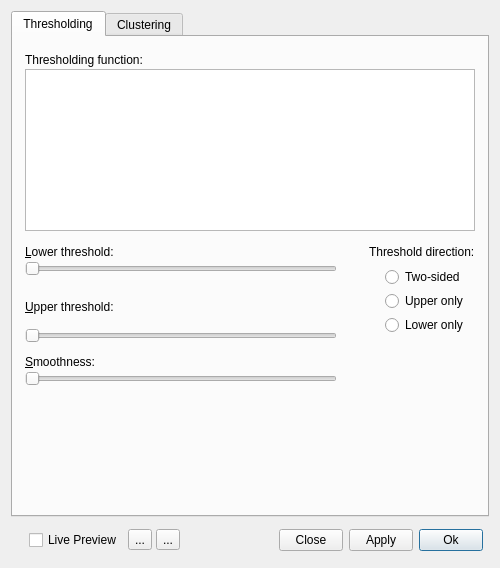
pyushkevich/itksnap, file GUI/Qt/Windows/SpeedImageDialog.ui: the form before one commit.
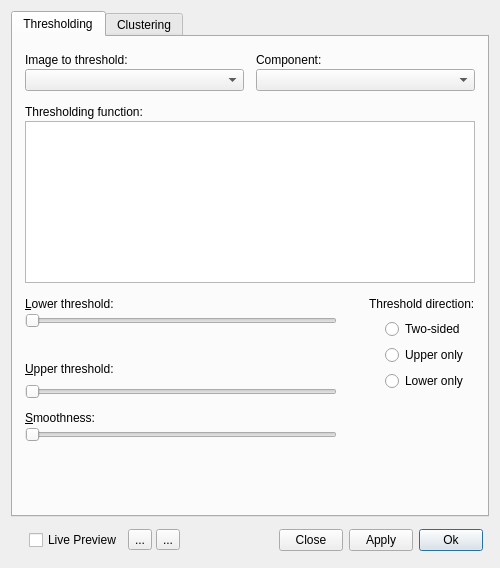
The form after the commit. The open tabs and pages were chosen to show the change. Icons and pictures are not drawn. Custom widgets are drawn as their Qt base class.

Commit message: Configured threshold mode to select a component from the available ones

Patch:
```diff
--- a/GUI/Qt/Windows/SpeedImageDialog.ui
+++ b/GUI/Qt/Windows/SpeedImageDialog.ui
@@ -60,126 +60,7 @@
            <property name="verticalSpacing">
             <number>2</number>
            </property>
-           <item row="4" column="0">
-            <widget class="QLabel" name="label">
-             <property name="text">
-              <string>&amp;Lower threshold:</string>
-             </property>
-             <property name="buddy">
-              <cstring>inLowerThreshold</cstring>
-             </property>
-            </widget>
-           </item>
-           <item row="5" column="0">
-            <widget class="QDoubleSliderWithEditor" name="inLowerThreshold">
-             <property name="orientation">
-              <enum>Qt::Horizontal</enum>
-             </property>
-            </widget>
-           </item>
-           <item row="7" column="0">
-            <widget class="QLabel" name="label_2">
-             <property name="text">
-              <string>&amp;Upper threshold:</string>
-             </property>
-             <property name="buddy">
-              <cstring>inUpperThreshold</cstring>
-             </property>
-            </widget>
-           </item>
-           <item row="8" column="0">
-            <widget class="QDoubleSliderWithEditor" name="inUpperThreshold">
-             <property name="orientation">
-              <enum>Qt::Horizontal</enum>
-             </property>
-            </widget>
-           </item>
-           <item row="11" column="0">
-            <widget class="QLabel" name="label_3">
-             <property name="text">
-              <string>&amp;Smoothness:</string>
-             </property>
-             <property name="buddy">
-              <cstring>inThresholdSmoothness</cstring>
-             </property>
-            </widget>
-           </item>
-           <item row="12" column="0">
-            <widget class="QDoubleSliderWithEditor" name="inThresholdSmoothness">
-             <property name="orientation">
-              <enum>Qt::Horizontal</enum>
-             </property>
-            </widget>
-           </item>
-           <item row="3" column="0" colspan="2">
-            <spacer name="verticalSpacer_2">
-             <property name="orientation">
-              <enum>Qt::Vertical</enum>
-             </property>
-             <property name="sizeType">
-              <enum>QSizePolicy::Fixed</enum>
-             </property>
-             <property name="sizeHint" stdset="0">
-              <size>
-               <width>20</width>
-               <height>12</height>
-              </size>
-             </property>
-            </spacer>
-           </item>
-           <item row="4" column="1">
-            <widget class="QLabel" name="label_4">
-             <property name="text">
-              <string>Threshold direction:</string>
-             </property>
-            </widget>
-           </item>
-           <item row="6" column="0">
-            <spacer name="verticalSpacer_4">
-             <property name="orientation">
-              <enum>Qt::Vertical</enum>
-             </property>
-             <property name="sizeType">
-              <enum>QSizePolicy::Fixed</enum>
-             </property>
-             <property name="sizeHint" stdset="0">
-              <size>
-               <width>20</width>
-               <height>10</height>
-              </size>
-             </property>
-            </spacer>
-           </item>
-           <item row="9" column="0" colspan="2">
-            <spacer name="verticalSpacer_5">
-             <property name="orientation">
-              <enum>Qt::Vertical</enum>
-             </property>
-             <property name="sizeType">
-              <enum>QSizePolicy::Fixed</enum>
-             </property>
-             <property name="sizeHint" stdset="0">
-              <size>
-               <width>20</width>
-               <height>10</height>
-              </size>
-             </property>
-            </spacer>
-           </item>
-           <item row="13" column="0" colspan="2">
-            <spacer name="verticalSpacer">
-             <property name="orientation">
-              <enum>Qt::Vertical</enum>
-             </property>
-             <property name="sizeHint" stdset="0">
-              <size>
-               <width>20</width>
-               <height>0</height>
-              </size>
-             </property>
-            </spacer>
-           </item>
-           <item row="2" column="0" colspan="2">
+           <item row="4" column="0" colspan="2">
             <widget class="QFrame" name="frame">
              <property name="frameShape">
               <enum>QFrame::StyledPanel</enum>
@@ -213,7 +94,7 @@
              </layout>
             </widget>
            </item>
-           <item row="1" column="0">
+           <item row="3" column="0">
             <widget class="QLabel" name="label_5">
              <property name="text">
               <string>Thresholding function:</string>
@@ -223,11 +104,11 @@
              </property>
             </widget>
            </item>
-           <item row="5" column="1" rowspan="4">
+           <item row="7" column="1" rowspan="4">
             <widget class="QWidget" name="grpThresholdMode" native="true">
              <layout class="QVBoxLayout" name="verticalLayout_2">
               <property name="spacing">
-               <number>4</number>
+               <number>6</number>
               </property>
               <property name="leftMargin">
                <number>16</number>
@@ -281,6 +162,176 @@
              </property>
             </spacer>
            </item>
+           <item row="6" column="0">
+            <widget class="QLabel" name="label">
+             <property name="text">
+              <string>&amp;Lower threshold:</string>
+             </property>
+             <property name="buddy">
+              <cstring>inLowerThreshold</cstring>
+             </property>
+            </widget>
+           </item>
+           <item row="7" column="0">
+            <widget class="QDoubleSliderWithEditor" name="inLowerThreshold">
+             <property name="orientation">
+              <enum>Qt::Horizontal</enum>
+             </property>
+            </widget>
+           </item>
+           <item row="15" column="0" colspan="2">
+            <spacer name="verticalSpacer">
+             <property name="orientation">
+              <enum>Qt::Vertical</enum>
+             </property>
+             <property name="sizeHint" stdset="0">
+              <size>
+               <width>20</width>
+               <height>0</height>
+              </size>
+             </property>
+            </spacer>
+           </item>
+           <item row="9" column="0">
+            <widget class="QLabel" name="label_2">
+             <property name="text">
+              <string>&amp;Upper threshold:</string>
+             </property>
+             <property name="buddy">
+              <cstring>inUpperThreshold</cstring>
+             </property>
+            </widget>
+           </item>
+           <item row="10" column="0">
+            <widget class="QDoubleSliderWithEditor" name="inUpperThreshold">
+             <property name="orientation">
+              <enum>Qt::Horizontal</enum>
+             </property>
+            </widget>
+           </item>
+           <item row="13" column="0">
+            <widget class="QLabel" name="label_3">
+             <property name="text">
+              <string>&amp;Smoothness:</string>
+             </property>
+             <property name="buddy">
+              <cstring>inThresholdSmoothness</cstring>
+             </property>
+            </widget>
+           </item>
+           <item row="14" column="0">
+            <widget class="QDoubleSliderWithEditor" name="inThresholdSmoothness">
+             <property name="orientation">
+              <enum>Qt::Horizontal</enum>
+             </property>
+            </widget>
+           </item>
+           <item row="5" column="0" colspan="2">
+            <spacer name="verticalSpacer_2">
+             <property name="orientation">
+              <enum>Qt::Vertical</enum>
+             </property>
+             <property name="sizeType">
+              <enum>QSizePolicy::Fixed</enum>
+             </property>
+             <property name="sizeHint" stdset="0">
+              <size>
+               <width>20</width>
+               <height>12</height>
+              </size>
+             </property>
+            </spacer>
+           </item>
+           <item row="6" column="1">
+            <widget class="QLabel" name="label_4">
+             <property name="text">
+              <string>Threshold direction:</string>
+             </property>
+            </widget>
+           </item>
+           <item row="8" column="0">
+            <spacer name="verticalSpacer_4">
+             <property name="orientation">
+              <enum>Qt::Vertical</enum>
+             </property>
+             <property name="sizeType">
+              <enum>QSizePolicy::Fixed</enum>
+             </property>
+             <property name="sizeHint" stdset="0">
+              <size>
+               <width>20</width>
+               <height>10</height>
+              </size>
+             </property>
+            </spacer>
+           </item>
+           <item row="11" column="0" colspan="2">
+            <spacer name="verticalSpacer_5">
+             <property name="orientation">
+              <enum>Qt::Vertical</enum>
+             </property>
+             <property name="sizeType">
+              <enum>QSizePolicy::Fixed</enum>
+             </property>
+             <property name="sizeHint" stdset="0">
+              <size>
+               <width>20</width>
+               <height>10</height>
+              </size>
+             </property>
+            </spacer>
+           </item>
+           <item row="2" column="0" colspan="2">
+            <spacer name="verticalSpacer_11">
+             <property name="orientation">
+              <enum>Qt::Vertical</enum>
+             </property>
+             <property name="sizeType">
+              <enum>QSizePolicy::Fixed</enum>
+             </property>
+             <property name="sizeHint" stdset="0">
+              <size>
+               <width>20</width>
+               <height>12</height>
+              </size>
+             </property>
+            </spacer>
+           </item>
+           <item row="1" column="0" colspan="2">
+            <widget class="QWidget" name="grpThresholdComponent" native="true">
+             <layout class="QGridLayout" name="gridLayout_2">
+              <property name="horizontalSpacing">
+               <number>12</number>
+              </property>
+              <property name="verticalSpacing">
+               <number>2</number>
+              </property>
+              <property name="margin">
+               <number>0</number>
+              </property>
+              <item row="0" column="0">
+               <widget class="QLabel" name="label_16">
+                <property name="text">
+                 <string>Image to threshold:</string>
+                </property>
+               </widget>
+              </item>
+              <item row="1" column="0">
+               <widget class="QComboBox" name="inThresholdImage"/>
+              </item>
+              <item row="0" column="1">
+               <widget class="QLabel" name="label_17">
+                <property name="text">
+                 <string>Component:</string>
+                </property>
+               </widget>
+              </item>
+              <item row="1" column="1">
+               <widget class="QComboBox" name="inThresholdComponent"/>
+              </item>
+             </layout>
+            </widget>
+           </item>
           </layout>
          </widget>
          <widget class="QWidget" name="tabCluster">
```
Left out of the diff: 5 changed lines with no effect on the pictures. The commit also changes 31 other files.
